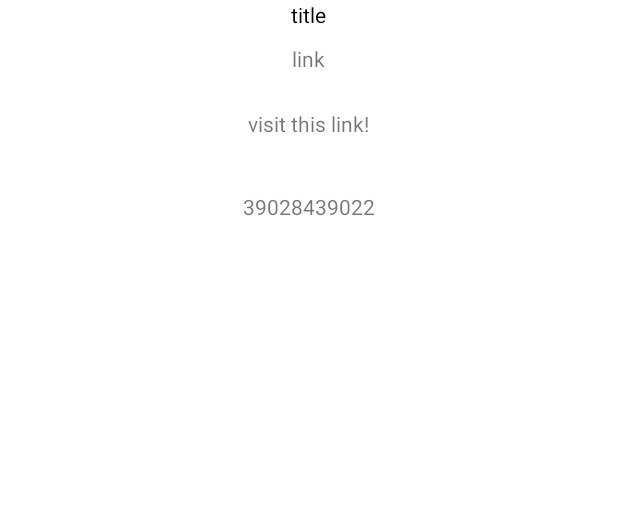
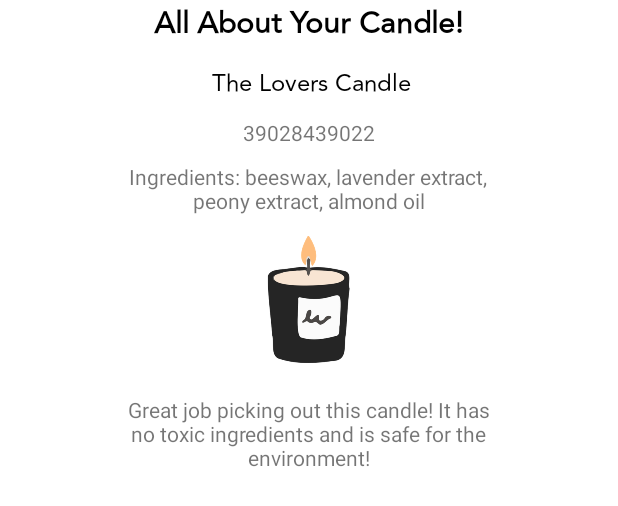
Before and after one commit to alishadnaidu/CandleBox, an Android app: the layout bottom_dialog_barcode.xml on its own in the app's theme, with its tools: preview values and no code run, on a phone screen of 412 x 824 dp. Shown: the top 506 px of the screen. Run offline under Robolectric (Android 15) with nearby library versions, the phone set to English and light mode, and no system bars.

```diff
--- a/app/src/main/java/com/example/candlebox/BarcodeScannerActivity.java
+++ b/app/src/main/java/com/example/candlebox/BarcodeScannerActivity.java
@@ -188,12 +188,15 @@ public class BarcodeScannerActivity extends AppCompatActivity {
                         }
                         bd.fetchRawBarcode(barcode.getRawValue());
                         break;
+                        /*
                     case Barcode.TYPE_URL:
                         if (!bd.isAdded()) {
                             bd.show(fragmentManager, "");
                         }
                         bd.fetchUrl(barcode.getUrl().getUrl());
                         break;
+
+                         */
                 }
             }
         }
--- a/app/src/main/java/com/example/candlebox/ParseApplication.java
+++ b/app/src/main/java/com/example/candlebox/ParseApplication.java
@@ -12,6 +12,7 @@ public class ParseApplication extends Application {
 
         // Register your parse models
         ParseObject.registerSubclass(Stats.class);
+        ParseObject.registerSubclass(Candles.class);
 
         Parse.initialize(new Parse.Configuration.Builder(this)
                 .applicationId("dXXFzv80BOomj2UdHzpQyZl2mzKxWLTTnzvc4Hab")
--- a/app/src/main/res/layout/bottom_dialog_barcode.xml
+++ b/app/src/main/res/layout/bottom_dialog_barcode.xml
@@ -1,47 +1,82 @@
 <?xml version="1.0" encoding="utf-8"?>
-<LinearLayout xmlns:android="http://schemas.android.com/apk/res/android"
+<RelativeLayout xmlns:android="http://schemas.android.com/apk/res/android"
+    xmlns:app="http://schemas.android.com/apk/res-auto"
     xmlns:tools="http://schemas.android.com/tools"
     android:layout_width="match_parent"
-    android:layout_height="match_parent"
-    android:orientation="vertical">
+    android:layout_height="match_parent">
 
     <TextView
-        android:id="@+id/txt_title"
+        android:id="@+id/allAboutYourCandle"
         android:layout_width="wrap_content"
         android:layout_height="wrap_content"
+        android:layout_alignParentTop="true"
+        android:layout_centerHorizontal="true"
+        android:layout_marginTop="0dp"
+        android:fontFamily="@font/avenir"
+        android:text="All About Your Candle!"
         android:textAlignment="center"
-        android:layout_gravity="center_horizontal"
-        android:text="title"
-        android:textColor="@color/black" />
+        android:textColor="@color/black"
+        android:textSize="20sp"
+        android:textStyle="bold" />
 
     <TextView
+        android:id="@+id/candleName"
         android:layout_width="wrap_content"
         android:layout_height="wrap_content"
-        android:text="link"
+        android:layout_below="@+id/allAboutYourCandle"
+        android:layout_alignParentEnd="true"
+        android:layout_centerInParent="false"
+        android:layout_centerHorizontal="true"
+        android:layout_gravity="center_horizontal"
+        android:layout_marginTop="11dp"
+        android:layout_marginEnd="138dp"
+        android:fontFamily="@font/avenir"
+        android:text="The Lovers Candle"
         android:textAlignment="center"
-        android:id="@+id/txt_link"
-        android:layout_gravity="center_horizontal"
-        android:layout_marginTop="10dp"/>
-
-    <TextView
-        android:layout_width="wrap_content"
-        android:layout_height="wrap_content"
-        android:layout_gravity="center_horizontal"
-        android:layout_marginTop="12dp"
-        android:paddingLeft="12dp"
-        android:padding="12dp"
-        android:paddingBottom="4dp"
-        android:text="visit this link!"
-        android:id="@+id/visit"/>
+        android:textColor="#000000"
+        android:textSize="16sp" />
 
     <TextView
         android:id="@+id/rawdatadisplay"
         android:layout_width="wrap_content"
         android:layout_height="wrap_content"
-        android:layout_gravity="center_horizontal"
-        android:layout_marginTop="12dp"
-        android:padding="12dp"
-        android:paddingLeft="12dp"
-        android:paddingBottom="4dp"
+        android:layout_below="@+id/candleName"
+        android:layout_alignParentEnd="true"
+        android:layout_centerHorizontal="true"
+        android:layout_marginTop="10dp"
+        android:layout_marginEnd="162dp"
+        android:textAlignment="center"
         tools:text="39028439022" />
-</LinearLayout>
+
+
+    <TextView
+        android:id="@+id/ingredientsList"
+        android:layout_width="wrap_content"
+        android:layout_height="wrap_content"
+        android:layout_below="@+id/rawdatadisplay"
+        android:layout_centerHorizontal="true"
+        android:layout_marginTop="10dp"
+        android:layout_marginEnd="158dp"
+        android:textAlignment="center"
+        android:text="Ingredients: beeswax, lavender extract, peony extract, almond oil" />
+
+    <TextView
+        android:id="@+id/sustainabilityMessage"
+        android:layout_width="wrap_content"
+        android:layout_height="wrap_content"
+        android:layout_below="@+id/ivCandle"
+        android:layout_centerHorizontal="true"
+        android:layout_marginTop="10dp"
+        android:layout_marginEnd="158dp"
+        android:textAlignment="center"
+        android:text="Great job picking out this candle! It has no toxic ingredients and is safe for the environment!" />
+
+    <ImageView
+        android:id="@+id/ivCandle"
+        android:layout_width="100dp"
+        android:layout_height="100dp"
+        android:layout_below="@+id/ingredientsList"
+        android:layout_centerHorizontal="true"
+        android:layout_marginTop="10dp"
+        app:srcCompat="@drawable/candle_logo" />
+</RelativeLayout>
```
Also changed, not shown: app/src/main/java/com/example/candlebox/BottomDialog.java (+41 -20 lines), app/src/main/java/com/example/candlebox/Candles.java (added, +21 -0 lines).
